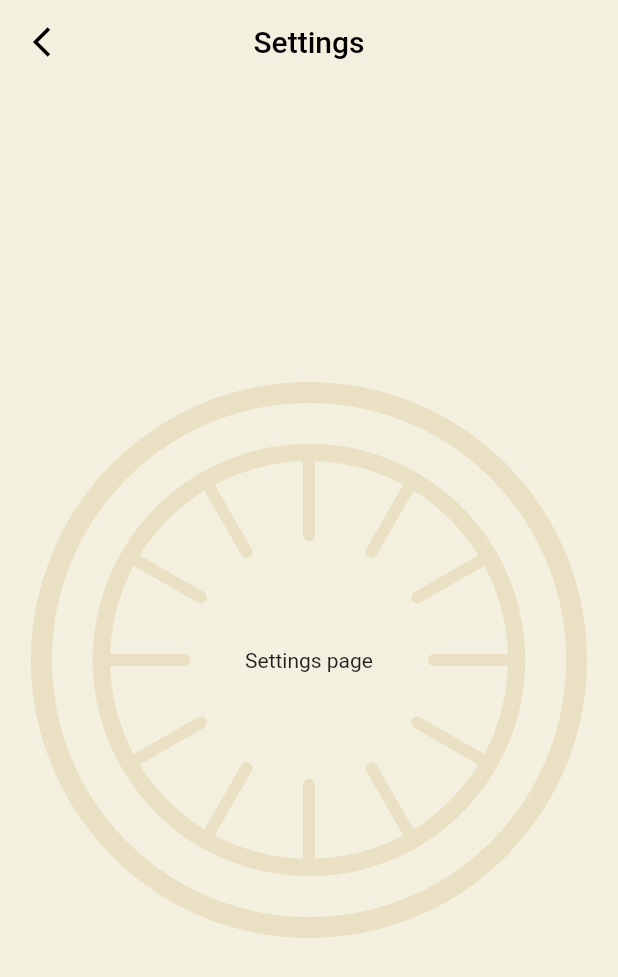
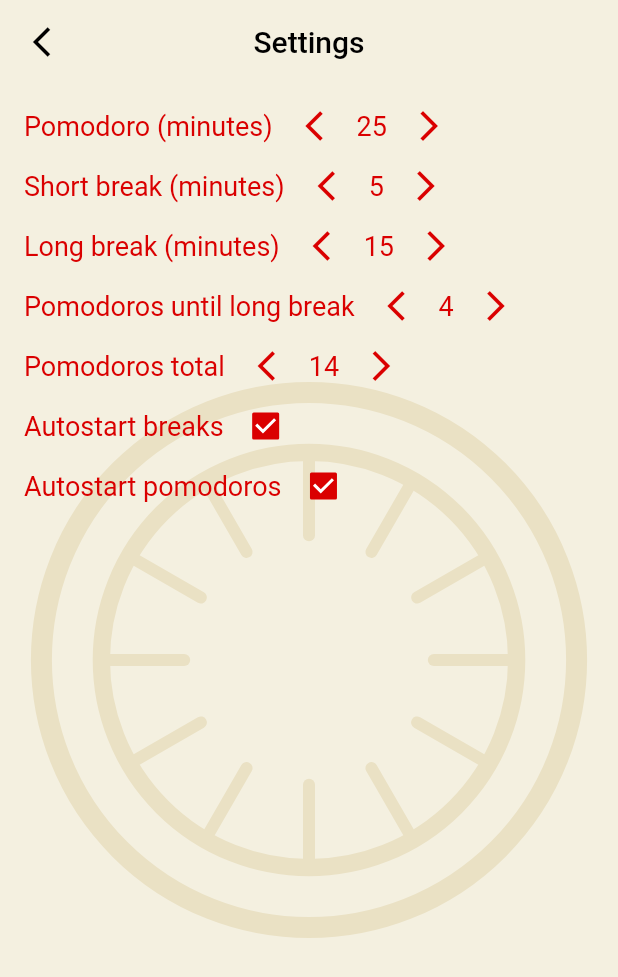
Before and after one commit to AlShevelev/PomodoroTimer, a Flutter app: the screen it shows after launch, after a tap on the "settings" icon, on a phone screen of 412 x 824 dp. Shown: the top 977 px of the screen. Run offline on Flutter 3.47's test engine with Material 2 defaults, Android fonts, the phone set to English and light mode, and no system bars; our stand-ins replace shared_preferences; generated files the repository leaves out were written again.

Commit message:
All settings widget has been added to the project

```diff
--- a/pomodoro_timer/lib/app/app.dart
+++ b/pomodoro_timer/lib/app/app.dart
@@ -1,8 +1,8 @@
 import 'package:flutter/material.dart';
 import 'package:flutter_localizations/flutter_localizations.dart';
 import 'package:flutter_gen/gen_l10n/app_localizations.dart';
-import 'package:pomodoro_timer/app/routing/routes.dart';
-import 'package:pomodoro_timer/features/home/presentation/page.dart';
+import 'routing/routes.dart';
+import '../features/home/presentation/home_page.dart';
 
 import '../core/ui_kit/style/theme.dart';
 
--- a/pomodoro_timer/lib/app/routing/routes.dart
+++ b/pomodoro_timer/lib/app/routing/routes.dart
@@ -1,7 +1,7 @@
 import 'package:flutter/material.dart';
-import 'package:pomodoro_timer/app/routing/slide_left_route.dart';
-import 'package:pomodoro_timer/features/explanation/presentation/page.dart';
-import 'package:pomodoro_timer/features/settings/presentation/page.dart';
+import 'slide_left_route.dart';
+import '../../features/explanation/presentation/explanation_page.dart';
+import '../../features/settings/presentation/settings_page.dart';
 
 class Routes {
   static const homePage = '/';
--- /dev/null
+++ b/pomodoro_timer/lib/core/bloc/bloc_base.dart
@@ -0,0 +1,3 @@
+abstract class BlocBase {
+  void dispose();
+}
--- a/pomodoro_timer/lib/core/ui_kit/style/theme.dart
+++ b/pomodoro_timer/lib/core/ui_kit/style/theme.dart
@@ -44,8 +44,8 @@ class AppThemeFactory {
         subtitle1: AppTypography.s20w600,
         subtitle2: AppTypography.s20w400,
 
-        bodyText1: AppTypography.s14w600,
-        bodyText2: AppTypography.s14w400,
+        bodyText1: AppTypography.s18w600,
+        bodyText2: AppTypography.s18w400,
       )
     );
   }
--- a/pomodoro_timer/lib/core/ui_kit/style/typography.dart
+++ b/pomodoro_timer/lib/core/ui_kit/style/typography.dart
@@ -1,13 +1,13 @@
 import 'package:flutter/material.dart';
 
 class AppTypography {
-  static const s14w400 = TextStyle(
-      fontSize: 14.0,
+  static const s18w400 = TextStyle(
+      fontSize: 18.0,
       fontWeight: FontWeight.w400     // regular
   );
 
-  static const s14w600 = TextStyle(
-      fontSize: 14.0,
+  static const s18w600 = TextStyle(
+      fontSize: 18.0,
       fontWeight: FontWeight.w600     // bold
   );
 
--- /dev/null
+++ b/pomodoro_timer/lib/features/settings/domain/model/settings.dart
@@ -0,0 +1,47 @@
+/// All settings are here
+class Settings {
+  Settings({
+    required this.pomodoroDuration,
+    required this.shortBreakDuration,
+    required this.longBreakDuration,
+    required this.pomodoroInSeries,
+    required this.pomodoroTotal,
+    required this.autostartBreak,
+    required this.autostartPomodoro,
+  });
+
+  /// In minutes
+  final int pomodoroDuration;
+
+  /// In minutes
+  final int shortBreakDuration;
+
+  /// In minutes
+  final int longBreakDuration;
+
+  final int pomodoroInSeries;
+  final int pomodoroTotal;
+
+  final bool autostartBreak;
+  final bool autostartPomodoro;
+
+  Settings copy({
+    int? pomodoroDuration,
+    int? shortBreakDuration,
+    int? longBreakDuration,
+    int? pomodoroInSeries,
+    int? pomodoroTotal,
+    bool? autostartBreak,
+    bool? autostartPomodoro,
+  }) {
+    return Settings(
+      pomodoroDuration: pomodoroDuration ?? this.pomodoroDuration,
+      shortBreakDuration: shortBreakDuration ?? this.shortBreakDuration,
+      longBreakDuration: longBreakDuration ?? this.longBreakDuration,
+      pomodoroInSeries: pomodoroInSeries ?? this.pomodoroInSeries,
+      pomodoroTotal: pomodoroTotal ?? this.pomodoroTotal,
+      autostartBreak: autostartBreak ?? this.autostartBreak,
+      autostartPomodoro: autostartPomodoro ?? this.autostartPomodoro,
+    );
+  }
+}
--- /dev/null
+++ b/pomodoro_timer/lib/features/settings/domain/settings_bloc.dart
@@ -0,0 +1,106 @@
+import 'dart:async';
+
+import '../../../core/bloc/bloc_base.dart';
+import '../../../core/storage/key_value_storage.dart';
+import '../../../core/storage/storage_keys.dart';
+import 'model/settings.dart';
+
+class SettingsBloc extends BlocBase {
+  final StreamController<Settings> _settings = StreamController<Settings>();
+
+  Sink<Settings> get _inSettings => _settings.sink;
+
+  Stream<Settings> get settings => _settings.stream;
+
+  Settings? _lastSettings;
+
+  final KeyValueStorage _storage = KeyValueStorage();
+
+  /// Loads an initial settings
+  void loadSettings() async {
+    final Settings initialItem = Settings(
+      pomodoroDuration: await _storage.getInt(StorageKeys.pomodoroDuration) ?? 25,
+      shortBreakDuration: await _storage.getInt(StorageKeys.shortBreakDuration) ?? 5,
+      longBreakDuration: await _storage.getInt(StorageKeys.longBreakDuration) ?? 15,
+      pomodoroInSeries: await _storage.getInt(StorageKeys.pomodoroInSeries) ?? 4,
+      pomodoroTotal: await _storage.getInt(StorageKeys.pomodoroTotal) ?? 14,
+      autostartBreak: await _storage.getBool(StorageKeys.autostartBreak) ?? true,
+      autostartPomodoro: await _storage.getBool(StorageKeys.autostartPomodoro) ?? true,
+    );
+
+    _inSettings.add(initialItem);
+    _lastSettings = initialItem;
+  }
+
+  void setPomodoroDuration(int value) {
+    _updateIntSettings(20, 30, value, () {
+      _storage.setInt(StorageKeys.pomodoroDuration, value);
+      return _lastSettings!.copy(pomodoroDuration: value);
+    });
+  }
+
+  void setShortBreakDuration(int value) {
+    _updateIntSettings(3, 7, value, () {
+      _storage.setInt(StorageKeys.shortBreakDuration, value);
+      return _lastSettings!.copy(shortBreakDuration: value);
+    });
+  }
+
+  void setLongBreakDuration(int value) {
+    _updateIntSettings(10, 20, value, () {
+      _storage.setInt(StorageKeys.longBreakDuration, value);
+      return _lastSettings!.copy(longBreakDuration: value);
+    });
+  }
+
+  void setPomodoroInSeries(int value) {
+    _updateIntSettings(3, 5, value, () {
+      _storage.setInt(StorageKeys.pomodoroInSeries, value);
+      return _lastSettings!.copy(pomodoroInSeries: value);
+    });
+  }
+
+  void setPomodoroTotal(int value) {
+    _updateIntSettings(10, 20, value, () {
+      _storage.setInt(StorageKeys.pomodoroTotal, value);
+      return _lastSettings!.copy(pomodoroTotal: value);
+    });
+  }
+
+  void setAutostartBreak(bool value) {
+    _updateBoolSettings(() {
+      _storage.setBool(StorageKeys.autostartBreak, value);
+      return _lastSettings!.copy(autostartBreak: value);
+    });
+  }
+
+  void setAutostartPomodoro(bool value) {
+    _updateBoolSettings(() {
+      _storage.setBool(StorageKeys.autostartPomodoro, value);
+      return _lastSettings!.copy(autostartPomodoro: value);
+    });
+  }
+
+  void _updateIntSettings(int min, int max, int value, Settings Function() updateAction) {
+    if (value < min || value > max) {
+      return;
+    }
+
+    final newSettings = updateAction();
+
+    _inSettings.add(newSettings);
+    _lastSettings = newSettings;
+  }
+
+  void _updateBoolSettings(Settings Function() updateAction) {
+    final newSettings = updateAction();
+
+    _inSettings.add(newSettings);
+    _lastSettings = newSettings;
+  }
+
+  @override
+  void dispose() {
+    _settings.close();
+  }
+}
--- a/pomodoro_timer/lib/features/settings/presentation/page.dart
+++ /dev/null
@@ -1,39 +0,0 @@
-import 'package:flutter/material.dart';
-import 'package:flutter_gen/gen_l10n/app_localizations.dart';
-import 'package:pomodoro_timer/core/ui_kit/page_background.dart';
-
-import '../../../core/ui_kit/app_bar_back.dart';
-
-class SettingsPage extends StatefulWidget {
-  const SettingsPage({Key? key}) : super(key: key);
-
-  @override
-  State<SettingsPage> createState() => _SettingsPageState();
-}
-
-class _SettingsPageState extends State<SettingsPage> {
-  @override
-  Widget build(BuildContext context) {
-    return Scaffold(
-        appBar: AppBarBack(
-          title: Text(AppLocalizations.of(context)!.settingsPageTitle),
-          onBackPressed: () {
-            Navigator.of(context).pop();
-          },
-        ),
-        body: CustomPaint(
-          painter: PageBackground(),
-          child: Center(
-            child: Column(
-              mainAxisAlignment: MainAxisAlignment.center,
-              children: const <Widget>[
-                Text(
-                  'Settings page',
-                ),
-              ],
-            ),
-          ),
-        )
-    );
-  }
-}
--- /dev/null
+++ b/pomodoro_timer/lib/features/settings/presentation/settings_page.dart
@@ -0,0 +1,134 @@
+
+import 'package:flutter/material.dart';
+import 'package:flutter_gen/gen_l10n/app_localizations.dart';
+import 'ui/checkbox_with_text.dart';
+import '../../../core/ui_kit/page_background.dart';
+import '../domain/model/settings.dart';
+import '../domain/settings_bloc.dart';
+import 'ui/left_right_value_selector.dart';
+
+import '../../../core/bloc/bloc_provider.dart';
+import '../../../core/ui_kit/app_bar_back.dart';
+
+class SettingsPage extends StatefulWidget {
+  const SettingsPage({Key? key}) : super(key: key);
+
+  @override
+  State<SettingsPage> createState() => _SettingsPageState();
+}
+
+class _SettingsPageState extends State<SettingsPage> {
+  final SettingsBloc _bloc = SettingsBloc();
+
+  @override
+  void initState() {
+    _bloc.loadSettings();
+    super.initState();
+  }
+
+  @override
+  void dispose() {
+    _bloc.dispose();
+    super.dispose();
+  }
+
+  @override
+  Widget build(BuildContext context) {
+    return BlocProvider(
+      bloc: _bloc,
+      child: Scaffold(
+          appBar: AppBarBack(
+            title: Text(AppLocalizations.of(context)!.settingsPageTitle),
+            onBackPressed: () {
+              Navigator.of(context).pop();
+            },
+          ),
+          body: CustomPaint(
+            painter: PageBackground(),
+            child: StreamBuilder<Settings>(
+              stream: _bloc.settings,
+              builder: (context, snapshot) {
+                return Padding(
+                  padding: const EdgeInsets.only(left: 16.0, top: 16.0),
+                  child: Column(
+                    mainAxisAlignment: MainAxisAlignment.start,
+                    children: <Widget>[
+                      Padding(
+                        padding: const EdgeInsets.only(bottom: 16.0),
+                        child: LeftRightValueSelector(
+                          text: AppLocalizations.of(context)!.settingsPomodoro,
+                          value: snapshot.data?.pomodoroDuration ?? 0,
+                          onValueChanged: (value) {
+                            _bloc.setPomodoroDuration(value);
+                          },
+                        ),
+                      ),
+                      Padding(
+                        padding: const EdgeInsets.only(bottom: 16.0),
+                        child: LeftRightValueSelector(
+                          text: AppLocalizations.of(context)!.settingsShortBreak,
+                          value: snapshot.data?.shortBreakDuration ?? 0,
+                          onValueChanged: (value) {
+                            _bloc.setShortBreakDuration(value);
+                          },
+                        ),
+                      ),
+                      Padding(
+                        padding: const EdgeInsets.only(bottom: 16.0),
+                        child: LeftRightValueSelector(
+                          text: AppLocalizations.of(context)!.settingsLongBreak,
+                          value: snapshot.data?.longBreakDuration ?? 0,
+                          onValueChanged: (value) {
+                            _bloc.setLongBreakDuration(value);
+                          },
+                        ),
+                      ),
+                      Padding(
+                        padding: const EdgeInsets.only(bottom: 16.0),
+                        child: LeftRightValueSelector(
+                          text: AppLocalizations.of(context)!.settingsPomodorosUntil,
+                          value: snapshot.data?.pomodoroInSeries ?? 0,
+                          onValueChanged: (value) {
+                            _bloc.setPomodoroInSeries(value);
+                          },
+                        ),
+                      ),
+                      Padding(
+                        padding: const EdgeInsets.only(bottom: 16.0),
+                        child: LeftRightValueSelector(
+                          text: AppLocalizations.of(context)!.settingsPomodorosTotal,
+                          value: snapshot.data?.pomodoroTotal ?? 0,
+                          onValueChanged: (value) {
+                            _bloc.setPomodoroTotal(value);
+                          },
+                        ),
+                      ),
+                      Padding(
+                        padding: const EdgeInsets.only(bottom: 16.0),
+                        child: CheckboxWithText(
+                          text: AppLocalizations.of(context)!.settingsAutostartBreaks,
+                          checked: snapshot.data?.autostartBreak ?? false,
+                          onValueChanged: (checked) {
+                            _bloc.setAutostartBreak(checked);
+                          },
+                        ),
+                      ),
+                      Padding(
+                        padding: const EdgeInsets.only(bottom: 16.0),
+                        child: CheckboxWithText(
+                          text: AppLocalizations.of(context)!.settingsAutostartPomodoros,
+                          checked: snapshot.data?.autostartPomodoro ?? false,
+                          onValueChanged: (checked) {
+                            _bloc.setAutostartPomodoro(checked);
+                          },
+                        ),
+                      ),
+                    ],
+                  ),
+                );
+              },
+            ),
+          )),
+    );
+  }
+}
--- /dev/null
+++ b/pomodoro_timer/lib/features/settings/presentation/ui/checkbox_with_text.dart
@@ -0,0 +1,50 @@
+import 'package:flutter/material.dart';
+
+import '../../../../core/ui_kit/style/colors.dart';
+
+/// A checkbox with text on the left
+class CheckboxWithText extends StatelessWidget {
+  const CheckboxWithText({
+    required this.text,
+    required this.checked,
+    required this.onValueChanged,
+    Key? key,
+  }) : super(key: key);
+
+  final String text;
+  final bool checked;
+
+  final Function(bool) onValueChanged;
+
+  @override
+  Widget build(BuildContext context) {
+    return Row(
+      children: [
+        Padding(
+          padding: const EdgeInsets.only(right: 16.0),
+          child: Text(
+            text,
+            style: Theme.of(context).textTheme.bodyText2!.apply(color: AppColors.red),
+            textAlign: TextAlign.start,
+          ),
+        ),
+        SizedBox(
+          width: 24.0,
+          height: 24.0,
+          child: Checkbox(
+            checkColor: AppColors.white,
+            fillColor: MaterialStateProperty.resolveWith(getColor),
+            value: checked,
+            onChanged: (bool? value) {
+              onValueChanged(value!);
+            },
+          ),
+        )
+      ],
+    );
+  }
+
+  Color getColor(Set<MaterialState> states) {
+    return AppColors.red;
+  }
+}
--- /dev/null
+++ b/pomodoro_timer/lib/features/settings/presentation/ui/left_right_value_selector.dart
@@ -0,0 +1,63 @@
+import 'package:flutter/material.dart';
+
+import '../../../../core/ui_kit/style/colors.dart';
+
+/// An editor for an integer value via left & right arrows
+class LeftRightValueSelector extends StatelessWidget {
+  const LeftRightValueSelector({
+    required this.text,
+    required this.value,
+    required this.onValueChanged,
+    Key? key,
+  }) : super(key: key);
+
+  final String text;
+  final int value;
+
+  final Function(int) onValueChanged;
+
+  @override
+  Widget build(BuildContext context) {
+    return Row(
+      children: [
+        Padding(
+          padding: const EdgeInsets.only(right: 16.0),
+          child: Text(
+            text,
+            style: Theme.of(context).textTheme.bodyText2!.apply(color: AppColors.red),
+            textAlign: TextAlign.start,
+          ),
+        ),
+        GestureDetector(
+          onTap: () {
+            onValueChanged(value - 1);
+          },
+          child: const Padding(
+            padding: EdgeInsets.only(right: 16.0),
+            child: Icon(
+              Icons.arrow_back_ios_outlined,
+              color: AppColors.red,
+            ),
+          ),
+        ),
+        Text(
+          '$value',
+          style: Theme.of(context).textTheme.bodyText2!.apply(color: AppColors.red),
+          textAlign: TextAlign.start,
+        ),
+        GestureDetector(
+          onTap: () {
+            onValueChanged(value + 1);
+          },
+          child: const Padding(
+            padding: EdgeInsets.only(left: 16.0),
+            child: Icon(
+              Icons.arrow_forward_ios_outlined,
+              color: AppColors.red,
+            ),
+          ),
+        ),
+      ],
+    );
+  }
+}
--- a/pomodoro_timer/lib/resources/languages/app_en.arb
+++ b/pomodoro_timer/lib/resources/languages/app_en.arb
@@ -2,6 +2,14 @@
     "homePageTitle": "",
 
     "settingsPageTitle": "Settings",
+    "settingsPomodoro": "Pomodoro (minutes)",
+    "settingsShortBreak": "Short break (minutes)",
+    "settingsLongBreak": "Long break (minutes)",
+    "settingsPomodorosUntil": "Pomodoros until long break",
+    "settingsPomodorosTotal": "Pomodoros total",
+    "settingsTotalTime": "Total time",
+    "settingsAutostartBreaks": "Autostart breaks",
+    "settingsAutostartPomodoros": "Autostart pomodoros",
 
     "explanationPageTitle": "Explanation",
     "explanationLine1": "Decide what task you need to complete",
```
Also changed, not shown: pomodoro_timer/lib/core/bloc/bloc_provider.dart (added, +34 -0 lines), pomodoro_timer/lib/features/home/presentation/home_page.dart (renamed from pomodoro_timer/lib/features/home/presentation/page.dart, +2 -6 lines), pomodoro_timer/lib/features/explanation/presentation/explanation_page.dart (renamed from pomodoro_timer/lib/features/explanation/presentation/page.dart).
